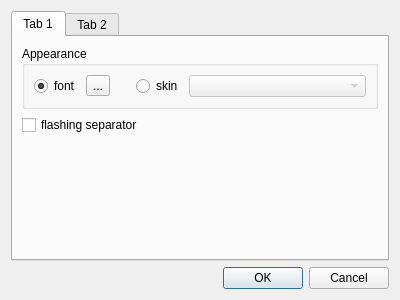
Before: the Qt Designer form app/settings_dialog.ui in Kolcha/DigitalClockNext, drawn with Qt 5.
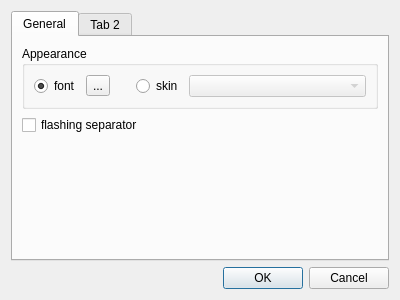
After: the same form once the commit is applied.

What changed in the file:
```diff
--- a/app/settings_dialog.ui
+++ b/app/settings_dialog.ui
@@ -21,7 +21,7 @@
      </property>
      <widget class="QWidget" name="tab">
       <attribute name="title">
-       <string>Tab 1</string>
+       <string>General</string>
       </attribute>
       <layout class="QVBoxLayout" name="verticalLayout_2">
        <item>
```
Left out of the diff: 6 changed lines with no effect on the pictures.
